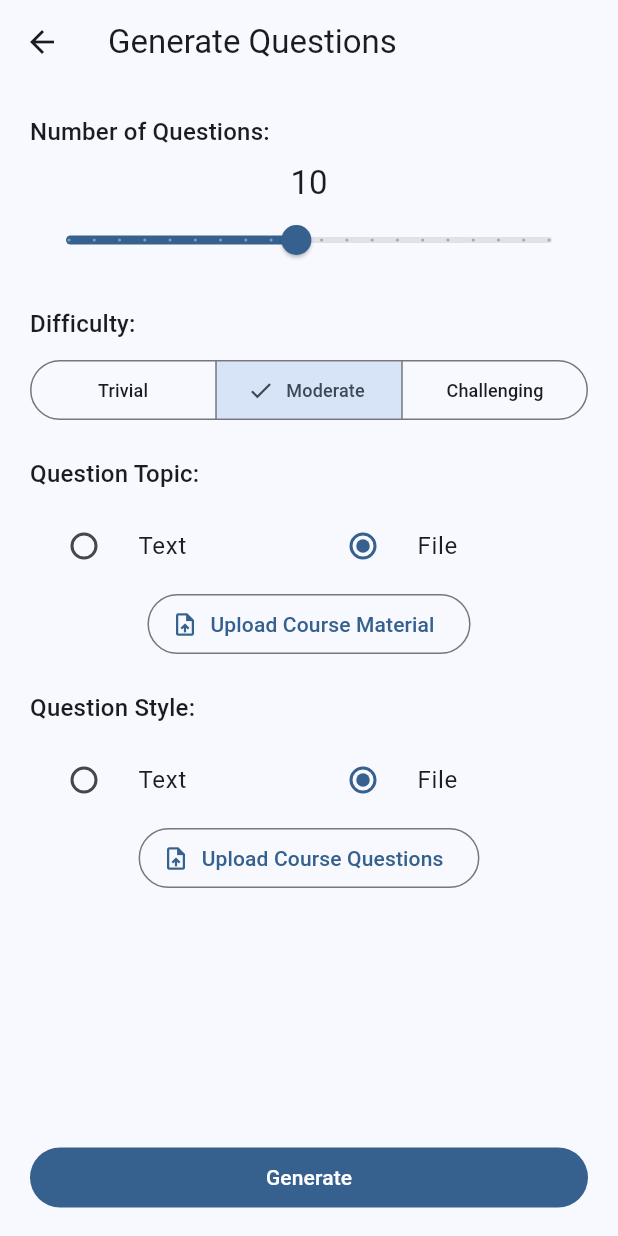
After one commit to Shay-Kl/android-flutter-UnlockYour100, a Flutter app: the QuestionGeneratorScreen screen opened directly, on a phone screen of 412 x 824 dp. The commit adds this screen. Run offline on Flutter 3.47's test engine with Material 3 defaults, Android fonts, the phone set to English and light mode, and no system bars; our stand-ins replace cloud_firestore, firebase_core, flutter_speed_dial, google_sign_in; accounts and stored records are empty.

Commit message:
Added question generation screen UI

```diff
--- a/lib/screens/question_editor_screen.dart
+++ b/lib/screens/question_editor_screen.dart
@@ -116,7 +116,7 @@ class _QuestionEditorContentState extends State<QuestionEditorContent> {
         const Padding(
           padding: EdgeInsets.only(right: 20),
           child: Text(
-            'Answers',
+            'Answers:',
             style: TextStyle(
               fontWeight: FontWeight.w500,
             ),
--- /dev/null
+++ b/lib/screens/question_generator_screen.dart
@@ -0,0 +1,210 @@
+import 'dart:ui';
+import 'package:flutter/material.dart';
+
+enum SourceType { text, file }
+
+enum Difficulty { trivial, moderate, challenging }
+
+class QuestionGeneratorScreen extends StatefulWidget {
+  const QuestionGeneratorScreen({super.key});
+
+  @override
+  State<QuestionGeneratorScreen> createState() =>
+      _QuestionGeneratorScreenState();
+}
+
+class _QuestionGeneratorScreenState extends State<QuestionGeneratorScreen> {
+  int _selectedQuestionCount = 10;
+  Difficulty _selectedDifficulty = Difficulty.moderate; // Updated type
+  SourceType _materialSourceType = SourceType.file;
+  SourceType _styleSourceType = SourceType.file;
+
+  final TextEditingController _materialTextController = TextEditingController();
+  final TextEditingController _styleTextController = TextEditingController();
+
+  @override
+  Widget build(BuildContext context) {
+    return Scaffold(
+      appBar: AppBar(title: const Text('Generate Questions')),
+      body: SingleChildScrollView(
+        padding: const EdgeInsets.all(20),
+        child: Column(
+          crossAxisAlignment: CrossAxisAlignment.start,
+          children: [
+            Text(
+              'Number of Questions:',
+              style: Theme.of(context).textTheme.titleMedium,
+            ),
+            const SizedBox(height: 8),
+            _buildQuestionCountSelector(),
+            const SizedBox(height: 20),
+            Text(
+              'Difficulty:',
+              style: Theme.of(context).textTheme.titleMedium,
+            ),
+            const SizedBox(height: 8),
+            _buildDifficultySelector(),
+            const SizedBox(height: 20),
+            Text(
+              'Question Topic:',
+              style: Theme.of(context).textTheme.titleMedium,
+            ),
+            const SizedBox(height: 8),
+            _buildSourceSelector(
+              selectedType: _materialSourceType,
+              onChanged: (SourceType? value) {
+                if (value != null) setState(() => _materialSourceType = value);
+              },
+              textController: _materialTextController,
+              textHint: 'Describe the topic of questions you want to generate',
+              fileButtonText: 'Upload Course Material',
+            ),
+            const SizedBox(height: 20),
+            Text(
+              'Question Style:',
+              style: Theme.of(context).textTheme.titleMedium,
+            ),
+            const SizedBox(height: 8),
+            _buildSourceSelector(
+              selectedType: _styleSourceType,
+              onChanged: (SourceType? value) {
+                if (value != null) setState(() => _styleSourceType = value);
+              },
+              textController: _styleTextController,
+              textHint: "Describe the format of questions you want to generate",
+              fileButtonText: 'Upload Course Questions',
+            ),
+          ],
+        ),
+      ),
+      bottomNavigationBar: Padding(
+        padding: const EdgeInsets.symmetric(horizontal: 20, vertical: 15),
+        child: FilledButton(
+          onPressed: _handleGenerate,
+          child: const Text('Generate'),
+        ),
+      ),
+    );
+  }
+
+  Widget _buildSourceSelector({
+    required SourceType selectedType,
+    required void Function(SourceType?) onChanged,
+    required TextEditingController textController,
+    required String textHint,
+    required String fileButtonText,
+  }) {
+    return Column(
+      children: [
+        Row(
+          children: [
+            Expanded(
+              child: RadioListTile<SourceType>(
+                title: const Text('Text'),
+                value: SourceType.text,
+                groupValue: selectedType,
+                onChanged: onChanged,
+              ),
+            ),
+            Expanded(
+              child: RadioListTile<SourceType>(
+                title: const Text('File'),
+                value: SourceType.file,
+                groupValue: selectedType,
+                onChanged: onChanged,
+              ),
+            ),
+          ],
+        ),
+        if (selectedType == SourceType.text)
+          SizedBox(
+            child: TextField(
+              controller: textController,
+              decoration: InputDecoration(
+                hintText: textHint,
+                border: const OutlineInputBorder(),
+              ),
+              maxLines: 3,
+            ),
+          )
+        else
+          OutlinedButton.icon(
+            onPressed: _handleFileUpload,
+            icon: const Icon(Icons.upload_file),
+            label: Text(fileButtonText),
+          ),
+      ],
+    );
+  }
+
+  Widget _buildQuestionCountSelector() {
+    return Column(
+      crossAxisAlignment: CrossAxisAlignment.stretch,
+      children: [
+        Text(
+          _selectedQuestionCount.toString(),
+          style: Theme.of(context).textTheme.titleLarge,
+          textAlign: TextAlign.center,
+        ),
+        Slider(
+          value: _selectedQuestionCount.toDouble(),
+          min: 1,
+          max: 20,
+          divisions: 19,
+          label: _selectedQuestionCount.toString(),
+          onChanged: (value) {
+            setState(() {
+              _selectedQuestionCount = value.round();
+            });
+          },
+        ),
+      ],
+    );
+  }
+
+  Widget _buildDifficultySelector() {
+    return Center(
+      child: SizedBox(
+        width: 700,
+        child: SegmentedButton<Difficulty>(
+          // Updated type
+          segments: const [
+            ButtonSegment(
+              value: Difficulty.trivial,
+              label: Text('Trivial', style: TextStyle(fontSize: 12)),
+            ),
+            ButtonSegment(
+              value: Difficulty.moderate,
+              label: Text('Moderate', style: TextStyle(fontSize: 12)),
+            ),
+            ButtonSegment(
+              value: Difficulty.challenging,
+              label: Text('Challenging', style: TextStyle(fontSize: 12)),
+            ),
+          ],
+          selected: {_selectedDifficulty},
+          onSelectionChanged: (newSelection) {
+            setState(() {
+              _selectedDifficulty = newSelection.first;
+            });
+          },
+        ),
+      ),
+    );
+  }
+
+  void _handleFileUpload() {
+    // ...to be implemented...
+  }
+
+  void _handleGenerate() {
+    // ...call gemini or some service to generate questions...
+  }
+
+  @override
+  void dispose() {
+    _materialTextController.dispose();
+    _styleTextController.dispose();
+    super.dispose();
+  }
+}
--- a/lib/screens/question_list_screen.dart
+++ b/lib/screens/question_list_screen.dart
@@ -1,8 +1,10 @@
 import 'package:flutter/material.dart';
 import 'package:project/models/set.dart';
 import 'package:provider/provider.dart';
+import 'package:flutter_speed_dial/flutter_speed_dial.dart';
 import '../providers/question_provider.dart';
 import 'question_editor_screen.dart';
+import 'question_generator_screen.dart';
 import '../models/question.dart';
 
 class QuestionListContent extends StatefulWidget {
@@ -96,9 +98,26 @@ class _QuestionListContentState extends State<QuestionListContent> {
           },
         ),
       ),
-      floatingActionButton: FloatingActionButton(
-        onPressed: createQuestion,
-        child: const Icon(Icons.add),
+      floatingActionButton: SpeedDial(
+        icon: Icons.add,
+        children: [
+          SpeedDialChild(
+            child: const Icon(Icons.edit),
+            label: 'Create manually',
+            onTap: createQuestion,
+          ),
+          SpeedDialChild(
+            child: const Icon(Icons.auto_awesome),
+            label: 'Generate with AI',
+            onTap: () {
+              Navigator.push(
+                context,
+                MaterialPageRoute(
+                    builder: (context) => const QuestionGeneratorScreen()),
+              );
+            },
+          ),
+        ],
       ),
     );
   }
--- a/pubspec.yaml
+++ b/pubspec.yaml
@@ -13,6 +13,7 @@ dependencies:
   firebase_vertexai: ^1.0.4
   flutter:
     sdk: flutter
+  flutter_speed_dial: ^7.0.0
   google_sign_in: ^6.2.2
   http: ^1.2.2
   provider: ^6.1.2
```
Also changed, not shown: pubspec.lock.
